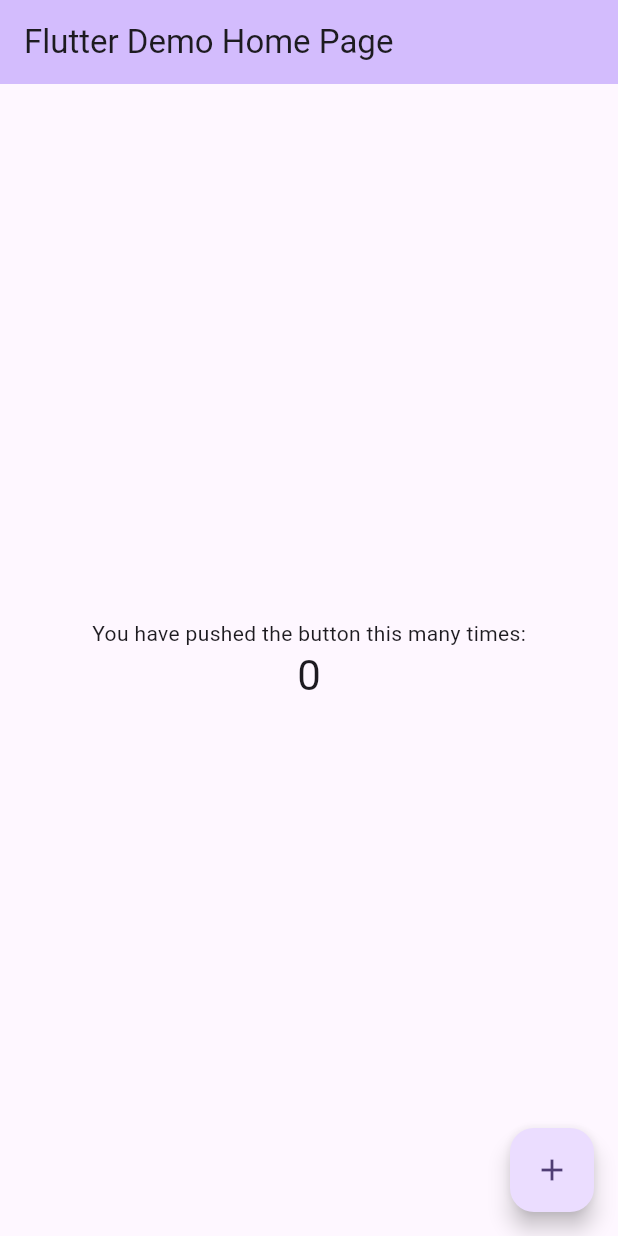
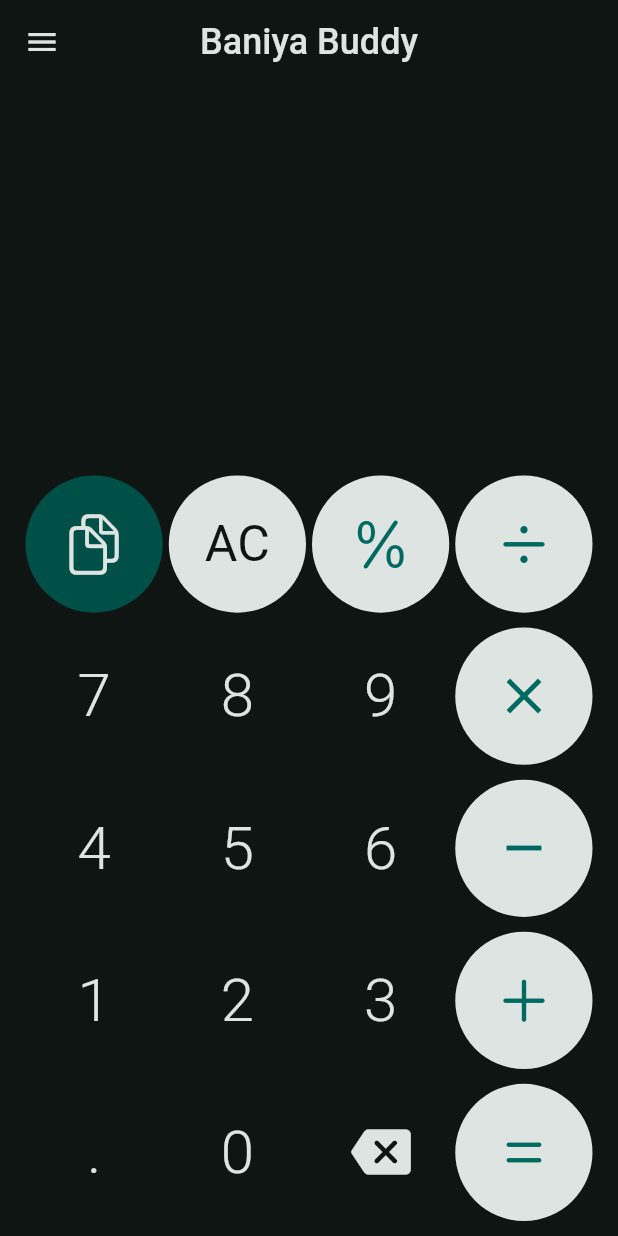
Before and after one commit to hkumar23/baniyabuddy, a Flutter app: the screen it shows after launch, on a phone screen of 412 x 824 dp. Run offline on Flutter 3.47's test engine with Material 3 defaults, Android fonts, the phone set to English and light mode, and no system bars; our stand-ins replace bloc, firebase_core, flutter_bloc, google_fonts; accounts and stored records are empty.

Commit message:
Calculator UI Created

```diff
--- /dev/null
+++ b/firestore.indexes.json
@@ -0,0 +1,4 @@
+{
+  "indexes": [],
+  "fieldOverrides": []
+}
--- /dev/null
+++ b/lib/constants/app_constants.dart
@@ -0,0 +1,3 @@
+class AppConstants {
+  static const String appName = "baniya buddy";
+}
--- /dev/null
+++ b/lib/constants/app_language.dart
@@ -0,0 +1,22 @@
+class AppLanguage {
+  static const String appName = "Baniya Buddy";
+  static const String calculator = "Calculator";
+  static const String ac = "AC";
+  static const String modulo = "%";
+  static const String divide = "/";
+  static const String multiply = "x";
+  // static const String subtraction = "";
+  static const String addition = "+";
+  static const String equal = "=";
+  static const String zero = "0";
+  static const String one = "1";
+  static const String two = "2";
+  static const String three = "3";
+  static const String four = "4";
+  static const String five = "5";
+  static const String six = "6";
+  static const String seven = "7";
+  static const String eight = "8";
+  static const String nine = "9";
+  static const String dot = ".";
+}
--- a/lib/main.dart
+++ b/lib/main.dart
@@ -1,6 +1,14 @@
+import 'package:baniyabuddy/constants/app_constants.dart';
+import 'package:baniyabuddy/firebase_options.dart';
+import 'package:baniyabuddy/presentation/screens/calculator/bloc/calculator_bloc.dart';
+import 'package:baniyabuddy/presentation/screens/calculator/calculator.dart';
+import 'package:firebase_core/firebase_core.dart';
 import 'package:flutter/material.dart';
+import 'package:flutter_bloc/flutter_bloc.dart';
 
-void main() {
+Future<void> main() async {
+  WidgetsFlutterBinding.ensureInitialized();
+  await Firebase.initializeApp(options: DefaultFirebaseOptions.currentPlatform);
   runApp(const MyApp());
 }
 
@@ -11,115 +19,18 @@
   @override
   Widget build(BuildContext context) {
     return MaterialApp(
-      title: 'Flutter Demo',
+      title: AppConstants.appName,
       theme: ThemeData(
-        // This is the theme of your application.
-        //
-        // TRY THIS: Try running your application with "flutter run". You'll see
-        // the application has a purple toolbar. Then, without quitting the app,
-        // try changing the seedColor in the colorScheme below to Colors.green
-        // and then invoke "hot reload" (save your changes or press the "hot
-        // reload" button in a Flutter-supported IDE, or press "r" if you used
-        // the command line to start the app).
-        //
-        // Notice that the counter didn't reset back to zero; the application
-        // state is not lost during the reload. To reset the state, use hot
-        // restart instead.
-        //
-        // This works for code too, not just values: Most code changes can be
-        // tested with just a hot reload.
-        colorScheme: ColorScheme.fromSeed(seedColor: Colors.deepPurple),
+        colorScheme: ColorScheme.fromSeed(
+          seedColor: Colors.teal,
+          brightness: Brightness.dark,
+        ),
         useMaterial3: true,
       ),
-      home: const MyHomePage(title: 'Flutter Demo Home Page'),
+      home: BlocProvider<CalculatorBloc>(
+        create: (context) => CalculatorBloc(),
+        child: const Calculator(),
+      ),
     );
   }
 }
-
-class MyHomePage extends StatefulWidget {
-  const MyHomePage({super.key, required this.title});
-
-  // This widget is the home page of your application. It is stateful, meaning
-  // that it has a State object (defined below) that contains fields that affect
-  // how it looks.
-
-  // This class is the configuration for the state. It holds the values (in this
-  // case the title) provided by the parent (in this case the App widget) and
-  // used by the build method of the State. Fields in a Widget subclass are
-  // always marked "final".
-
-  final String title;
-
-  @override
-  State<MyHomePage> createState() => _MyHomePageState();
-}
-
-class _MyHomePageState extends State<MyHomePage> {
-  int _counter = 0;
-
-  void _incrementCounter() {
-    setState(() {
-      // This call to setState tells the Flutter framework that something has
-      // changed in this State, which causes it to rerun the build method below
-      // so that the display can reflect the updated values. If we changed
-      // _counter without calling setState(), then the build method would not be
-      // called again, and so nothing would appear to happen.
-      _counter++;
-    });
-  }
-
-  @override
-  Widget build(BuildContext context) {
-    // This method is rerun every time setState is called, for instance as done
-    // by the _incrementCounter method above.
-    //
-    // The Flutter framework has been optimized to make rerunning build methods
-    // fast, so that you can just rebuild anything that needs updating rather
-    // than having to individually change instances of widgets.
-    return Scaffold(
-      appBar: AppBar(
-        // TRY THIS: Try changing the color here to a specific color (to
-        // Colors.amber, perhaps?) and trigger a hot reload to see the AppBar
-        // change color while the other colors stay the same.
-        backgroundColor: Theme.of(context).colorScheme.inversePrimary,
-        // Here we take the value from the MyHomePage object that was created by
-        // the App.build method, and use it to set our appbar title.
-        title: Text(widget.title),
-      ),
-      body: Center(
-        // Center is a layout widget. It takes a single child and positions it
-        // in the middle of the parent.
-        child: Column(
-          // Column is also a layout widget. It takes a list of children and
-          // arranges them vertically. By default, it sizes itself to fit its
-          // children horizontally, and tries to be as tall as its parent.
-          //
-          // Column has various properties to control how it sizes itself and
-          // how it positions its children. Here we use mainAxisAlignment to
-          // center the children vertically; the main axis here is the vertical
-          // axis because Columns are vertical (the cross axis would be
-          // horizontal).
-          //
-          // TRY THIS: Invoke "debug painting" (choose the "Toggle Debug Paint"
-          // action in the IDE, or press "p" in the console), to see the
-          // wireframe for each widget.
-          mainAxisAlignment: MainAxisAlignment.center,
-          children: <Widget>[
-            const Text(
-              'You have pushed the button this many times:',
-            ),
-            Text(
-              '$_counter',
-              style: Theme.of(context).textTheme.headlineMedium,
-            ),
-          ],
-        ),
-      ),
-      floatingActionButton: FloatingActionButton(
-        onPressed: _incrementCounter,
-        tooltip: 'Increment',
-        child: const Icon(Icons.add),
-      ), // This trailing comma makes auto-formatting nicer for build methods.
-    );
-  }
-}
--- /dev/null
+++ b/lib/presentation/screens/calculator/bloc/calculator_event.dart
@@ -0,0 +1,55 @@
+abstract class CalculatorEvent {}
+
+class NumberPressedEvent extends CalculatorEvent {
+  final int number;
+
+  NumberPressedEvent({required this.number});
+}
+
+class OperatorPressedEvent extends CalculatorEvent {
+  final String operator;
+
+  OperatorPressedEvent({required this.operator});
+}
+// class AdditionEvent extends CalculatorEvent {
+//   final int num1;
+//   final int num2;
+
+//   AdditionEvent({required this.num1, required this.num2});
+// }
+// class SubtractionEvent extends CalculatorEvent {
+//   final int num1;
+//   final int num2;
+
+//   SubtractionEvent({required this.num1, required this.num2});
+// }
+// class MultiplicationEvent extends CalculatorEvent {
+//   final int num1;
+//   final int num2;
+
+//   MultiplicationEvent({required this.num1, required this.num2});
+// }
+// class DivisionEvent extends CalculatorEvent {
+//   final int num1;
+//   final int num2;
+
+//   DivisionEvent({required this.num1, required this.num2});
+// }
+// class ModuloEvent extends CalculatorEvent {
+//   final int num1;
+//   final int num2;
+
+//   ModuloEvent({required this.num1, required this.num2});
+// }
+// class AllClearEvent extends CalculatorEvent {
+//   final int num1;
+//   final int num2;
+
+//   AllClearEvent({required this.num1, required this.num2});
+// }
+// class EqualtoEvent extends CalculatorEvent {
+//   final int num1;
+//   final int num2;
+
+//  EqualtoEvent({required this.num1, required this.num2});
+// }
--- /dev/null
+++ b/lib/presentation/screens/calculator/bloc/calculator_state.dart
@@ -0,0 +1,15 @@
+class CalculatorState {
+  String inputExpression;
+  String output;
+  CalculatorState({
+    required this.inputExpression,
+    required this.output,
+  });
+}
+
+// final class CalculatorInitialState extends CalculatorState {}
+
+// final class AdditionState extends CalculatorState {
+//   final int result;
+//   AdditionState({required this.result});
+// }
--- /dev/null
+++ b/lib/presentation/screens/calculator/calculator.dart
@@ -0,0 +1,40 @@
+import 'package:baniyabuddy/constants/app_language.dart';
+import 'package:baniyabuddy/presentation/widgets/calc%20components/calc_display.dart';
+import 'package:baniyabuddy/presentation/widgets/calc%20components/calc_keyboard.dart';
+import 'package:flutter/material.dart';
+import 'package:flutter/widgets.dart';
+
+class Calculator extends StatelessWidget {
+  const Calculator({super.key});
+
+  @override
+  Widget build(BuildContext context) {
+    return Scaffold(
+      drawer: const Drawer(),
+      appBar: AppBar(
+        // forceMaterialTransparency: true,
+        title: Text(
+          AppLanguage.appName,
+          style: Theme.of(context)
+              .textTheme
+              .headlineSmall!
+              .copyWith(fontWeight: FontWeight.w500),
+        ),
+        centerTitle: true,
+        // backgroundColor: Colors.grey.shade300,
+      ),
+      body: const Column(
+        children: [
+          Expanded(
+            flex: 1,
+            child: CalcDisplay(),
+          ),
+          Expanded(
+            flex: 2,
+            child: CalcKeyBoard(),
+          ),
+        ],
+      ),
+    );
+  }
+}
--- /dev/null
+++ b/lib/presentation/widgets/calc components/calc_button.dart
@@ -0,0 +1,60 @@
+import 'package:baniyabuddy/constants/app_language.dart';
+import 'package:flutter/material.dart';
+import 'package:google_fonts/google_fonts.dart';
+
+class CalcButton extends StatelessWidget {
+  const CalcButton({
+    super.key,
+    required this.subject,
+    required this.buttonColor,
+    required this.textColor,
+    required this.onPressed,
+  });
+  final subject;
+  final Color buttonColor;
+  final Color textColor;
+  final void Function() onPressed;
+
+  @override
+  Widget build(BuildContext context) {
+    return Expanded(
+      // flex: 1,
+      // padding: const EdgeInsets.all(5),
+      child: Container(
+        padding: const EdgeInsets.all(2),
+        constraints: const BoxConstraints.expand(),
+        child: FilledButton(
+          onPressed: onPressed,
+          style: FilledButton.styleFrom(
+            shape: const CircleBorder(),
+            backgroundColor: buttonColor,
+          ),
+          child: FittedBox(
+            child: subject is IconData
+                ? Icon(
+                    subject,
+                    size: 40,
+                    color: textColor,
+                  )
+                : Text(
+                    subject,
+                    style:
+                        // GoogleFonts.robotoMono(
+                        //   fontSize: 40,
+                        //   color: textColor,
+                        //   // fontWeight: FontWeight.bold,
+                        // ),
+                        TextStyle(
+                      fontSize: 40,
+                      color: textColor,
+                      fontWeight: subject == AppLanguage.ac
+                          ? FontWeight.w400
+                          : FontWeight.w300,
+                    ),
+                  ),
+          ),
+        ),
+      ),
+    );
+  }
+}
--- /dev/null
+++ b/lib/presentation/widgets/calc components/calc_keyboard.dart
@@ -0,0 +1,242 @@
+import 'package:baniyabuddy/constants/app_language.dart';
+import 'package:baniyabuddy/presentation/screens/calculator/bloc/calculator_bloc.dart';
+import 'package:baniyabuddy/presentation/screens/calculator/bloc/calculator_event.dart';
+import 'package:baniyabuddy/presentation/widgets/calc%20components/calc_button.dart';
+import 'package:flutter/cupertino.dart';
+import 'package:flutter/foundation.dart';
+import 'package:flutter/material.dart';
+import 'package:flutter/widgets.dart';
+import 'package:flutter_bloc/flutter_bloc.dart';
+
+class CalcKeyBoard extends StatelessWidget {
+  const CalcKeyBoard({super.key});
+
+  @override
+  Widget build(BuildContext context) {
+    // final deviceSize = MediaQuery.of(context).size;
+    // final appBarHeight = AppBar().preferredSize.height;
+    return Container(
+      padding: const EdgeInsets.only(
+        left: 15,
+        right: 15,
+        bottom: 5,
+      ),
+      // color: const Color.fromARGB(255, 211, 246, 255),
+      child: Column(
+        mainAxisAlignment: MainAxisAlignment.spaceEvenly,
+        children: [
+          Expanded(
+            flex: 1,
+            child: Row(
+              children: [
+                CalcButton(
+                  buttonColor: Theme.of(context).colorScheme.primaryContainer,
+                  subject: CupertinoIcons.doc_on_doc,
+                  textColor: Theme.of(context).colorScheme.onSurface,
+                  onPressed: () {},
+                ),
+                CalcButton(
+                  buttonColor: Theme.of(context).colorScheme.inverseSurface,
+                  subject: AppLanguage.ac,
+                  textColor: Theme.of(context).colorScheme.surface,
+                  onPressed: () {
+                    BlocProvider.of<CalculatorBloc>(context)
+                        .add(OperatorPressedEvent(operator: 'a'));
+                  },
+                ),
+                CalcButton(
+                  buttonColor: Theme.of(context).colorScheme.inverseSurface,
+                  subject: CupertinoIcons.percent,
+                  textColor: Theme.of(context).colorScheme.inversePrimary,
+                  onPressed: () {
+                    BlocProvider.of<CalculatorBloc>(context)
+                        .add(OperatorPressedEvent(operator: '%'));
+                  },
+                ),
+                CalcButton(
+                  buttonColor: Theme.of(context).colorScheme.inverseSurface,
+                  subject: CupertinoIcons.divide,
+                  textColor: Theme.of(context).colorScheme.inversePrimary,
+                  onPressed: () {
+                    BlocProvider.of<CalculatorBloc>(context)
+                        .add(OperatorPressedEvent(operator: '/'));
+                  },
+                ),
+              ],
+            ),
+          ),
+          Expanded(
+            flex: 1,
+            child: Row(
+              children: [
+                CalcButton(
+                  buttonColor: Colors.transparent,
+                  subject: AppLanguage.seven,
+                  textColor: Theme.of(context).colorScheme.onSurface,
+                  onPressed: () {
+                    BlocProvider.of<CalculatorBloc>(context)
+                        .add(NumberPressedEvent(number: 7));
+                  },
+                ),
+                CalcButton(
+                  buttonColor: Colors.transparent,
+                  subject: AppLanguage.eight,
+                  textColor: Theme.of(context).colorScheme.onSurface,
+                  onPressed: () {
+                    BlocProvider.of<CalculatorBloc>(context)
+                        .add(NumberPressedEvent(number: 8));
+                  },
+                ),
+                CalcButton(
+                  buttonColor: Colors.transparent,
+                  subject: AppLanguage.nine,
+                  textColor: Theme.of(context).colorScheme.onSurface,
+                  onPressed: () {
+                    print('9');
+                    BlocProvider.of<CalculatorBloc>(context)
+                        .add(NumberPressedEvent(number: 9));
+                  },
+                ),
+                CalcButton(
+                  buttonColor: Theme.of(context).colorScheme.inverseSurface,
+                  subject: Icons.clear,
+                  textColor: Theme.of(context).colorScheme.inversePrimary,
+                  onPressed: () {
+                    BlocProvider.of<CalculatorBloc>(context)
+                        .add(OperatorPressedEvent(operator: '*'));
+                  },
+                ),
+              ],
+            ),
+          ),
+          Expanded(
+            flex: 1,
+            child: Row(
+              children: [
+                CalcButton(
+                  buttonColor: Colors.transparent,
+                  subject: AppLanguage.four,
+                  textColor: Theme.of(context).colorScheme.onSurface,
+                  onPressed: () {
+                    BlocProvider.of<CalculatorBloc>(context)
+                        .add(NumberPressedEvent(number: 4));
+                  },
+                ),
+                CalcButton(
+                  buttonColor: Colors.transparent,
+                  subject: AppLanguage.five,
+                  textColor: Theme.of(context).colorScheme.onSurface,
+                  onPressed: () {
+                    BlocProvider.of<CalculatorBloc>(context)
+                        .add(NumberPressedEvent(number: 5));
+                  },
+                ),
+                CalcButton(
+                  buttonColor: Colors.transparent,
+                  subject: AppLanguage.six,
+                  textColor: Theme.of(context).colorScheme.onSurface,
+                  onPressed: () {
+                    BlocProvider.of<CalculatorBloc>(context)
+                        .add(NumberPressedEvent(number: 6));
+                  },
+                ),
+                CalcButton(
+                  buttonColor: Theme.of(context).colorScheme.inverseSurface,
+                  subject: Icons.remove,
+                  textColor: Theme.of(context).colorScheme.inversePrimary,
+                  onPressed: () {
+                    BlocProvider.of<CalculatorBloc>(context)
+                        .add(OperatorPressedEvent(operator: '-'));
+                  },
+                ),
+              ],
+            ),
+          ),
+          Expanded(
+            flex: 1,
+            child: Row(
+              children: [
+                CalcButton(
+                  buttonColor: Colors.transparent,
+                  subject: AppLanguage.one,
+                  textColor: Theme.of(context).colorScheme.onSurface,
+                  onPressed: () {
+                    BlocProvider.of<CalculatorBloc>(context)
+                        .add(NumberPressedEvent(number: 1));
+                  },
+                ),
+                CalcButton(
+                  buttonColor: Colors.transparent,
+                  subject: AppLanguage.two,
+                  textColor: Theme.of(context).colorScheme.onSurface,
+                  onPressed: () {
+                    BlocProvider.of<CalculatorBloc>(context)
+                        .add(NumberPressedEvent(number: 2));
+                  },
+                ),
+                CalcButton(
+                  buttonColor: Colors.transparent,
+                  subject: AppLanguage.three,
+                  textColor: Theme.of(context).colorScheme.onSurface,
+                  onPressed: () {
+                    BlocProvider.of<CalculatorBloc>(context)
+                        .add(NumberPressedEvent(number: 3));
+                  },
+                ),
+                CalcButton(
+                  buttonColor: Theme.of(context).colorScheme.inverseSurface,
+                  subject: CupertinoIcons.add,
+                  textColor: Theme.of(context).colorScheme.inversePrimary,
+                  onPressed: () {
+                    BlocProvider.of<CalculatorBloc>(context)
+                        .add(OperatorPressedEvent(operator: '+'));
+                  },
+                ),
+              ],
+            ),
+          ),
+          Expanded(
+            flex: 1,
+            child: Row(
+              children: [
+                CalcButton(
+                  buttonColor: Colors.transparent,
+                  subject: AppLanguage.dot,
+                  textColor: Theme.of(context).colorScheme.onSurface,
+                  onPressed: () {},
+                ),
+                CalcButton(
+                  buttonColor: Colors.transparent,
+                  subject: AppLanguage.zero,
+                  textColor: Theme.of(context).colorScheme.onSurface,
+                  onPressed: () {
+                    BlocProvider.of<CalculatorBloc>(context)
+                        .add(NumberPressedEvent(number: 0));
+                  },
+                ),
+                CalcButton(
+                  buttonColor: Colors.transparent,
+                  subject: Icons.backspace_rounded,
+                  textColor: Theme.of(context).colorScheme.onSurface,
+                  onPressed: () {
+                    BlocProvider.of<CalculatorBloc>(context)
+                        .add(OperatorPressedEvent(operator: 'd'));
+                  },
+                ),
+                CalcButton(
+                  buttonColor: Theme.of(context).colorScheme.inverseSurface,
+                  subject: CupertinoIcons.equal,
+                  textColor: Theme.of(context).colorScheme.inversePrimary,
+                  onPressed: () {
+                    BlocProvider.of<CalculatorBloc>(context)
+                        .add(OperatorPressedEvent(operator: '='));
+                  },
+                ),
+              ],
+            ),
+          ),
+        ],
+      ),
+    );
+  }
+}
--- a/pubspec.yaml
+++ b/pubspec.yaml
@@ -35,6 +35,11 @@
   # The following adds the Cupertino Icons font to your application.
   # Use with the CupertinoIcons class for iOS style icons.
   cupertino_icons: ^1.0.2
+  firebase_core: ^2.27.0
+  cloud_firestore: ^4.15.8
+  flutter_bloc: ^8.1.5
+  google_fonts: ^5.1.0
+  bloc: ^8.1.4
 
 dev_dependencies:
   flutter_test:
```
Also changed, not shown: lib/presentation/screens/calculator/bloc/calculator_bloc.dart (added, +57 -0 lines), lib/presentation/widgets/calc components/button_row.dart (added, +64 -0 lines), lib/presentation/widgets/calc components/calc_display.dart (added, +31 -0 lines), lib/utils/app_methods.dart (added, +13 -0 lines), firebase.json (added), lib/firebase_options.dart (added), pubspec.lock, 11 other files.
